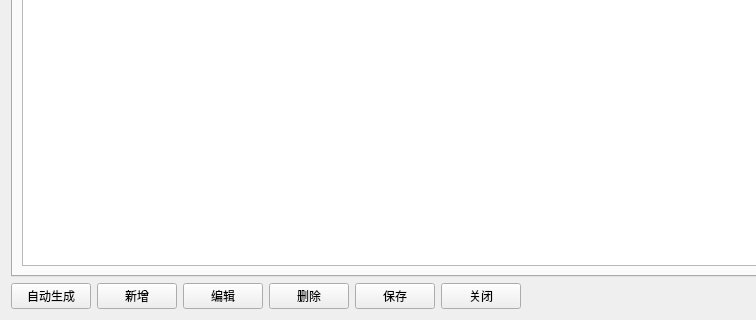
Old version of the form widget/testmanagementdialog.ui in the repository lushisongicloud/T-Designer; both pictures show x 0 to 756 and y 360 to 680 of the 920 by 680 pixel window.
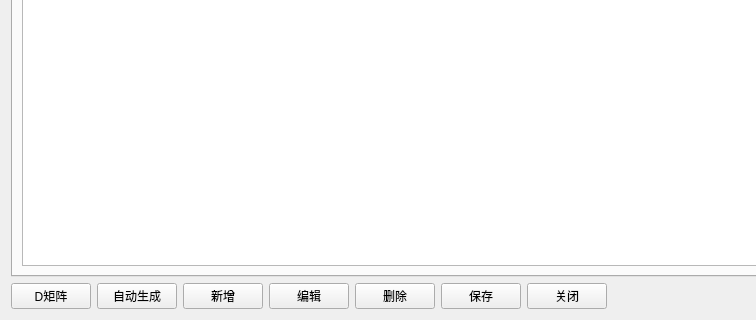
New version of the form.

Commit message: D矩阵生成、查看、编辑功能已完成

What changed in the file:
```diff
--- a/widget/testmanagementdialog.ui
+++ b/widget/testmanagementdialog.ui
@@ -314,6 +314,13 @@
    </item>
    <item>
     <layout class="QHBoxLayout" name="buttonLayout">
+     <item>
+      <widget class="QPushButton" name="btnViewDMatrix">
+       <property name="text">
+        <string>D矩阵</string>
+       </property>
+      </widget>
+     </item>
      <item>
       <widget class="QPushButton" name="btnGenerate">
        <property name="text">
```
The commit also changes 22 other files.
